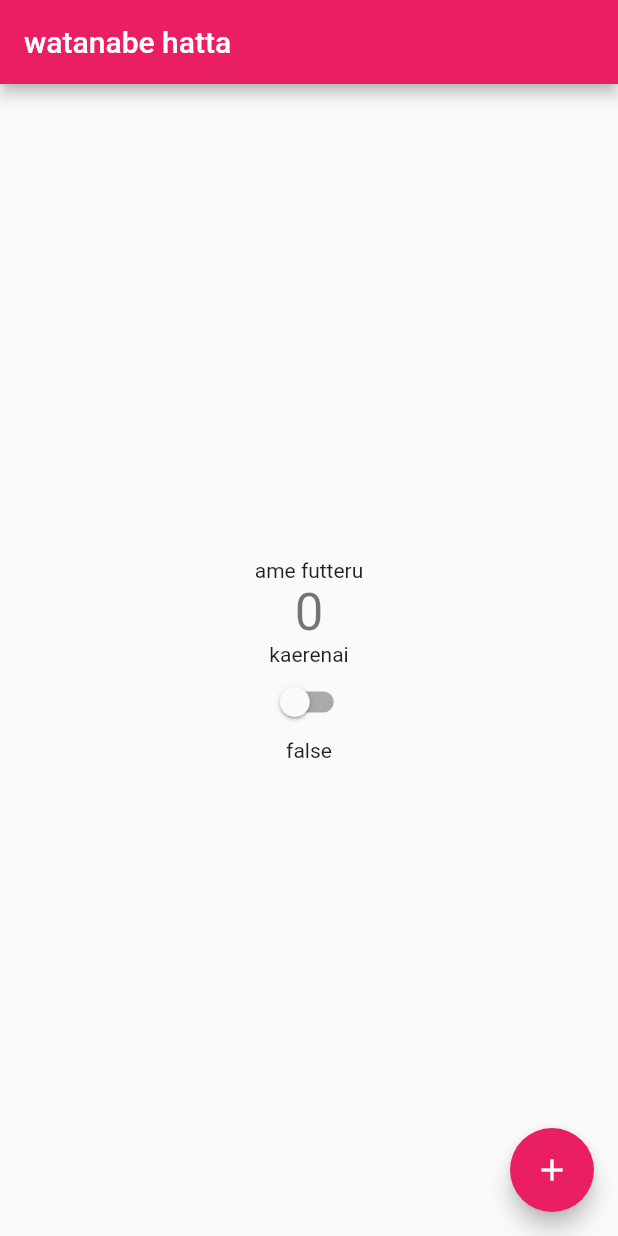
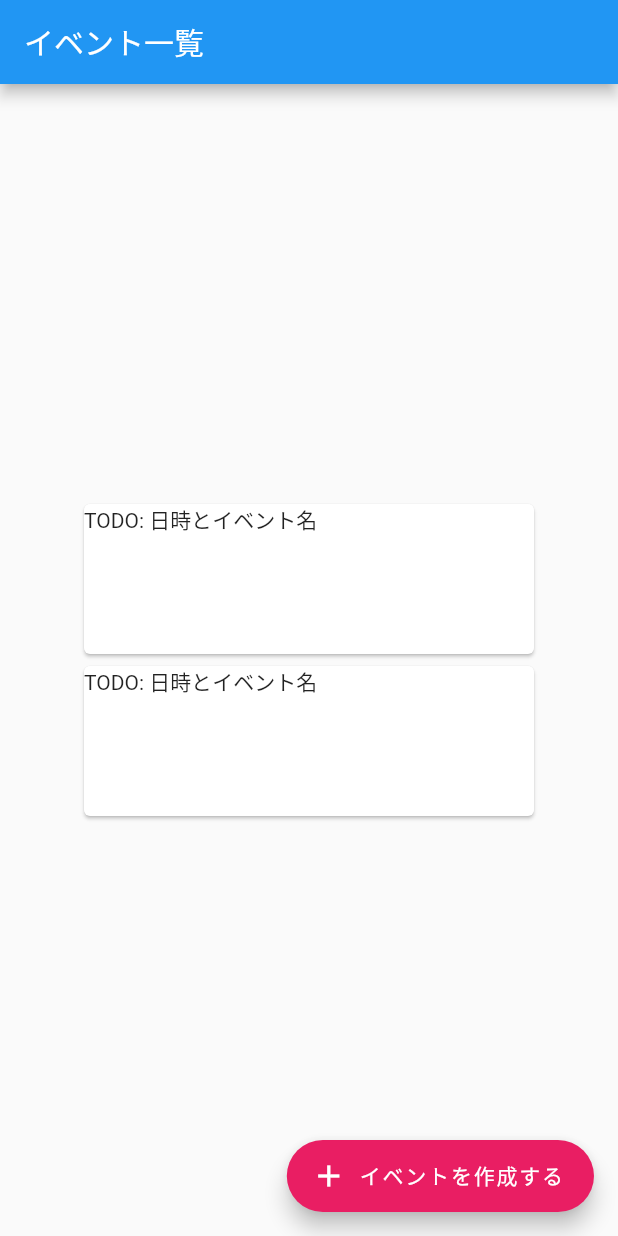
Before and after one commit to azusaw/wakejiro, a Flutter app: the screen it shows after launch, on a phone screen of 412 x 824 dp. Run offline on Flutter 3.47's test engine with Material 2 defaults, Android fonts, the phone set to English and light mode, and no system bars.

Commit message:
初期画面イメージ作成

```diff
--- a/flutter/lib/main.dart
+++ b/flutter/lib/main.dart
@@ -10,19 +10,9 @@ class MyApp extends StatelessWidget {
   Widget build(BuildContext context) {
     return MaterialApp(
       title: 'Flutter Demo',
-      theme: ThemeData(
-        // This is the theme of your application.
-        //
-        // Try running your application with "flutter run". You'll see the
-        // application has a blue toolbar. Then, without quitting the app, try
-        // changing the primarySwatch below to Colors.green and then invoke
-        // "hot reload" (press "r" in the console where you ran "flutter run",
-        // or simply save your changes to "hot reload" in a Flutter IDE).
-        // Notice that the counter didn't reset back to zero; the application
-        // is not restarted.
-        primarySwatch: Colors.pink,
-      ),
-      home: MyHomePage(title: 'watanabe hatta'),
+      theme: ThemeData.light(),
+      darkTheme: ThemeData.dark(),
+      home: MyHomePage(title: 'イベント一覧'),
     );
   }
 }
@@ -46,25 +36,6 @@ class MyHomePage extends StatefulWidget {
 }
 
 class _MyHomePageState extends State<MyHomePage> {
-  int _counter = 0;
-  bool _switch = false;
-
-  void _incrementCounter() {
-    setState(() {
-      // This call to setState tells the Flutter framework that something has
-      // changed in this State, which causes it to rerun the build method below
-      // so that the display can reflect the updated values. If we changed
-      // _counter without calling setState(), then the build method would not be
-      // called again, and so nothing would appear to happen.
-      _counter++;
-    });
-  }
-  void _switchChange(bool newValue) {
-    setState(() {
-      _switch = newValue;
-    });
-  }
-
   @override
   Widget build(BuildContext context) {
     // This method is rerun every time setState is called, for instance as done
@@ -99,24 +70,43 @@ class _MyHomePageState extends State<MyHomePage> {
           // horizontal).
           mainAxisAlignment: MainAxisAlignment.center,
           children: <Widget>[
-            Text(
-              'ame futteru',
+            Card(
+              child: InkWell(
+                splashColor: Colors.blue.withAlpha(30),
+                onTap: () {
+                  // TODO 過去イベントページに遷移
+                },
+                child: Container(
+                  width: 300,
+                  height: 100,
+                  child: Text('TODO: 日時とイベント名'),
+                ),
+              ),
             ),
-            Text(
-              '$_counter',
-              style: Theme.of(context).textTheme.headline4,
-            ),
-            Text('kaerenai'),
-            Switch(value: _switch, onChanged: (newValue) => _switchChange(newValue)),
-            Text(_switch.toString())
+            Card(
+              child: InkWell(
+                splashColor: Colors.blue.withAlpha(30),
+                onTap: () {
+                  // TODO 過去イベントページに遷移
+                },
+                child: Container(
+                  width: 300,
+                  height: 100,
+                  child: Text('TODO: 日時とイベント名'),
+                ),
+              ),
+            )
           ],
         ),
       ),
-      floatingActionButton: FloatingActionButton(
-        onPressed: _incrementCounter,
-        tooltip: 'Increment',
-        child: Icon(Icons.add),
-      ), // This trailing comma makes auto-formatting nicer for build methods.
+      floatingActionButton: FloatingActionButton.extended(
+        onPressed: () {
+          // TODO ページ遷移
+        },
+        label: const Text('イベントを作成する'),
+        icon: const Icon(Icons.add),
+        backgroundColor: Colors.pink,
+      ),
     );
   }
 }
```
